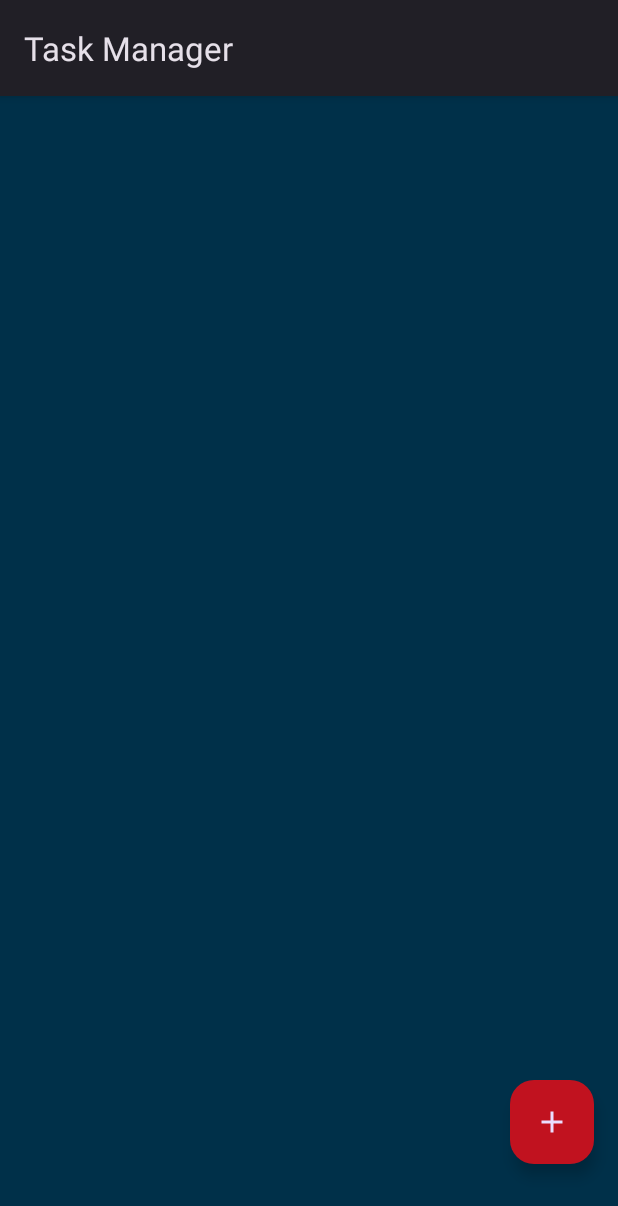
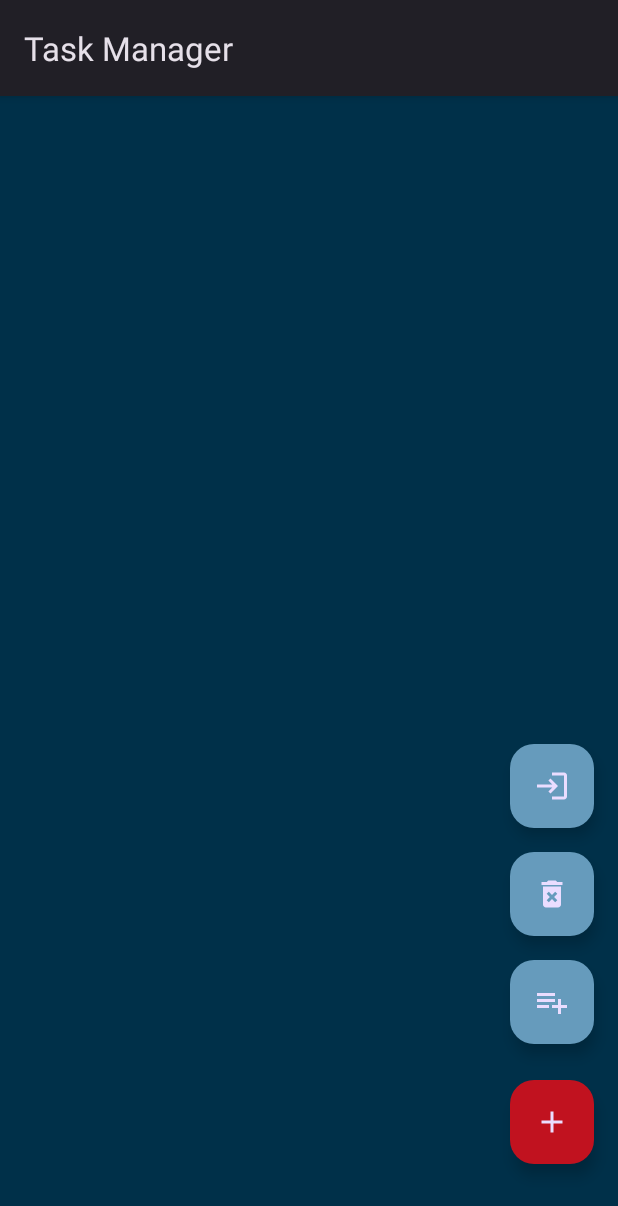
Before and after one commit to Sendiko/Homework-Manager-2.0, an Android app: the MainActivity screen opened directly, with no data from a screen before it, on a phone screen of 412 x 824 dp. Shown: the top 1206 px of the screen. Run offline under Robolectric (Android 15) with nearby library versions, the phone set to English and light mode, and no system bars; our stand-ins replace Firebase (no records; nobody signed in at launch, a user with empty details on screens opened directly).

Commit message:
floating action button

```diff
--- a/app/src/main/res/layout/activity_main.xml
+++ b/app/src/main/res/layout/activity_main.xml
@@ -12,7 +12,7 @@
         android:layout_width="wrap_content"
         android:layout_height="wrap_content"
         android:layout_marginBottom="16dp"
-        android:visibility="gone"
+        android:visibility="visible"
         android:backgroundTint="@color/lightblue"
         android:clickable="true"
         android:contentDescription="@string/todo"
@@ -26,7 +26,7 @@
         android:id="@+id/button_delete_all"
         android:layout_width="wrap_content"
         android:layout_height="wrap_content"
-        android:visibility="gone"
+        android:visibility="visible"
         android:layout_marginBottom="16dp"
         android:backgroundTint="@color/lightblue"
         android:clickable="true"
@@ -43,7 +43,7 @@
         android:layout_height="wrap_content"
         android:clickable="true"
         android:backgroundTint="@color/lightblue"
-        android:visibility="gone"
+        android:visibility="visible"
         android:layout_marginBottom="24dp"
         android:src="@drawable/ic_baseline_playlist_add_24"
         app:layout_constraintBottom_toTopOf="@+id/button_menu"
```
